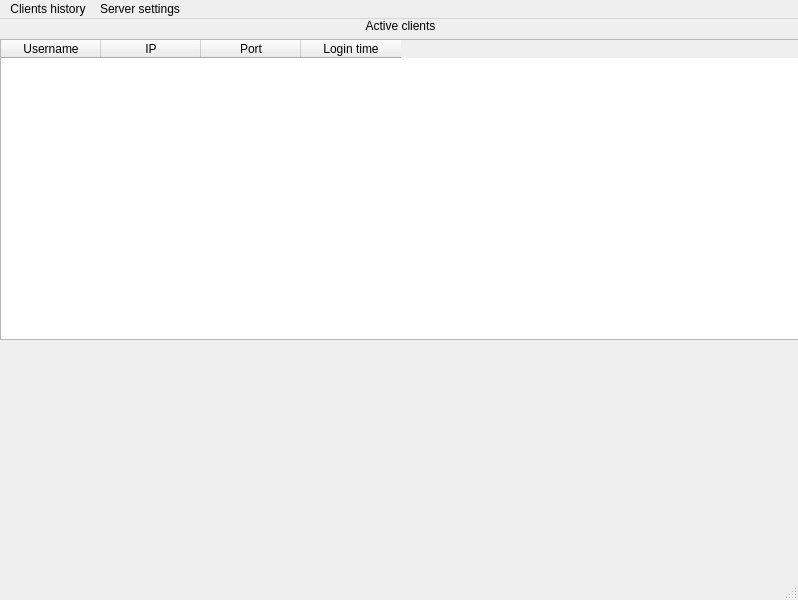
The window that lesson_4/server_gui.ui (woozlic/pyqt-and-db) describes before a commit, drawn with Qt 5.
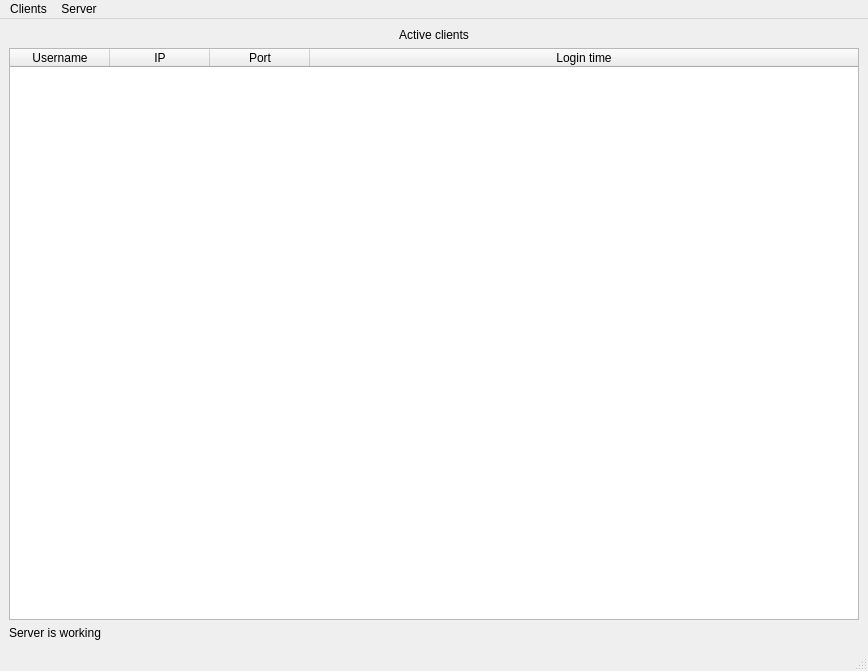
The same window after the commit.

Patch:
```diff
--- a/lesson_4/server_gui.ui
+++ b/lesson_4/server_gui.ui
@@ -6,23 +6,22 @@
    <rect>
     <x>0</x>
     <y>0</y>
-    <width>798</width>
-    <height>600</height>
+    <width>868</width>
+    <height>671</height>
    </rect>
   </property>
+  <property name="sizePolicy">
+   <sizepolicy hsizetype="Fixed" vsizetype="Fixed">
+    <horstretch>0</horstretch>
+    <verstretch>0</verstretch>
+   </sizepolicy>
+  </property>
   <property name="windowTitle">
    <string>Server</string>
   </property>
   <widget class="QWidget" name="centralwidget">
-   <widget class="QWidget" name="verticalLayoutWidget">
-    <property name="geometry">
-     <rect>
-      <x>0</x>
-      <y>0</y>
-      <width>801</width>
-      <height>321</height>
-     </rect>
-    </property>
+   <layout class="QHBoxLayout" name="horizontalLayout_4">
+    <item>
     <layout class="QVBoxLayout" name="verticalLayout">
      <item>
       <widget class="QLabel" name="label_active_clients">
@@ -36,6 +35,21 @@
      </item>
      <item>
       <widget class="QTableWidget" name="table_active_clients">
+        <attribute name="horizontalHeaderVisible">
+         <bool>true</bool>
+        </attribute>
+        <attribute name="horizontalHeaderCascadingSectionResizes">
+         <bool>true</bool>
+        </attribute>
+        <attribute name="horizontalHeaderStretchLastSection">
+         <bool>true</bool>
+        </attribute>
+        <attribute name="verticalHeaderCascadingSectionResizes">
+         <bool>false</bool>
+        </attribute>
+        <attribute name="verticalHeaderStretchLastSection">
+         <bool>false</bool>
+        </attribute>
        <column>
         <property name="text">
          <string>Username</string>
@@ -58,26 +72,34 @@
        </column>
       </widget>
      </item>
-    </layout>
-   </widget>
+      <item>
+       <widget class="QLabel" name="label_server_status">
+        <property name="text">
+         <string>Server is working</string>
+        </property>
+       </widget>
+      </item>
+     </layout>
+    </item>
+   </layout>
   </widget>
   <widget class="QMenuBar" name="menubar">
    <property name="geometry">
     <rect>
      <x>0</x>
      <y>0</y>
-     <width>798</width>
-     <height>22</height>
+     <width>868</width>
+     <height>26</height>
     </rect>
    </property>
    <widget class="QMenu" name="menuClients_history">
     <property name="title">
-     <string>Clients history</string>
+     <string>Clients</string>
     </property>
    </widget>
    <widget class="QMenu" name="menuServer_settings">
     <property name="title">
-     <string>Server settings</string>
+     <string>Server</string>
     </property>
    </widget>
    <addaction name="menuClients_history"/>
```
Left out of the diff: 4 changed lines with no effect on the pictures. Lines whose indentation alone changed are shown as unchanged.
